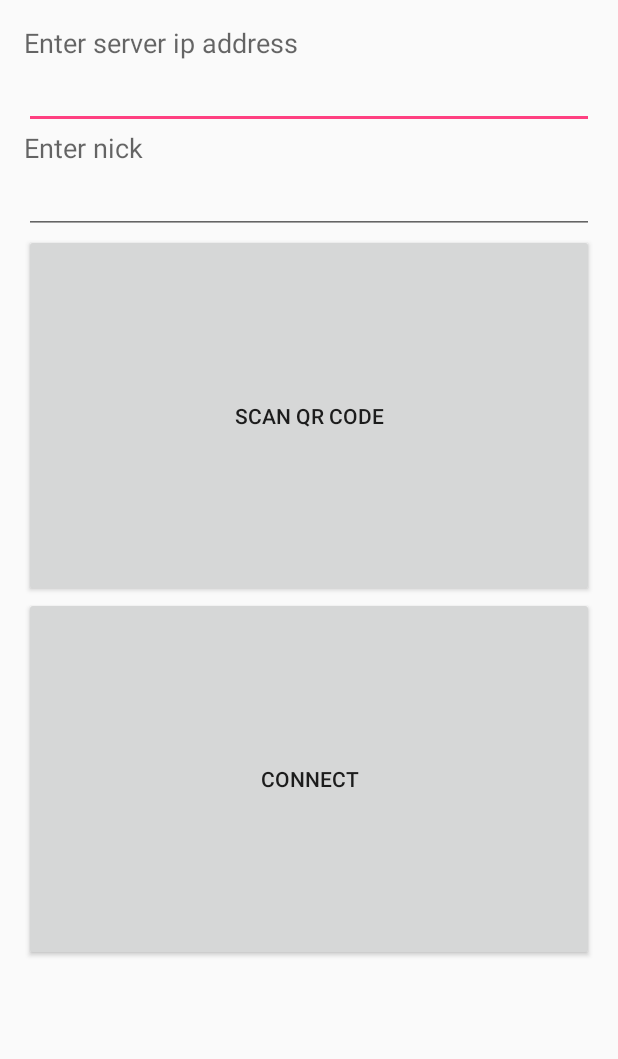
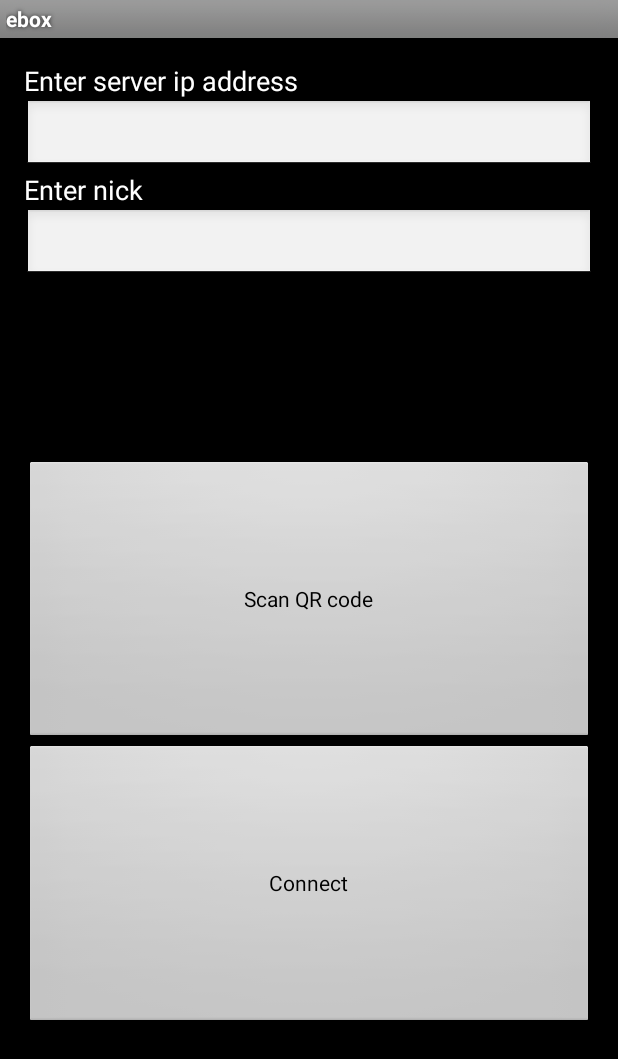
Before and after one commit to mmajews/ebox, an Android app: the screen it shows after launch (ConnectToServerActivity), on a phone screen of 412 x 824 dp. Shown: the top 1059 px of the screen. Run offline under Robolectric (Android 15) with nearby library versions, the phone set to English and light mode, and no system bars.

Commit message:
-Changing style to black -Moving buttons to bottom

```diff
--- a/android/app/src/main/AndroidManifest.xml
+++ b/android/app/src/main/AndroidManifest.xml
@@ -9,7 +9,7 @@
             android:icon="@mipmap/ebox_launcher"
             android:label="@string/app_name"
             android:supportsRtl="true"
-            android:theme="@style/AppTheme">
+            android:theme="@android:style/Theme.Black">
         <activity
                 android:name=".activity.ConnectToServerActivity"
                 android:label="@string/app_name"
--- a/android/app/src/main/res/layout/activity_connect_to_server.xml
+++ b/android/app/src/main/res/layout/activity_connect_to_server.xml
@@ -35,7 +35,8 @@
         <EditText
                 android:layout_width="match_parent"
                 android:layout_height="wrap_content"
-                android:id="@+id/nickTextField" android:layout_gravity="center_horizontal"/>
+                android:id="@+id/nickTextField" android:layout_gravity="center_horizontal"
+                android:layout_marginBottom="120dp"/>
         <Button
                 android:layout_width="fill_parent"
                 android:layout_height="wrap_content"
--- a/android/app/src/main/res/values/styles.xml
+++ b/android/app/src/main/res/values/styles.xml
@@ -12,9 +12,5 @@
         <item name="windowActionBar">false</item>
         <item name="windowNoTitle">true</item>
     </style>
-
-    <style name="AppTheme.AppBarOverlay" parent="ThemeOverlay.AppCompat.Dark.ActionBar" />
-
-    <style name="AppTheme.PopupOverlay" parent="ThemeOverlay.AppCompat.Light" />
-
+    <style name="Theme.Black.Customized" parent="android:Theme.Black"/>
 </resources>
```
